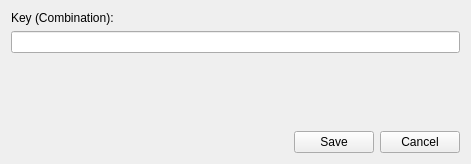
Above: src/keyactioneditwnd.ui from stele95/LinVAM before the change. Below: the same form after it.
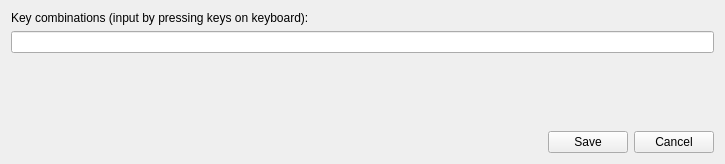
That is the form after the change.

Commit message: make input field read only

```diff
--- a/src/keyactioneditwnd.ui
+++ b/src/keyactioneditwnd.ui
@@ -6,7 +6,7 @@
    <rect>
     <x>0</x>
     <y>0</y>
-    <width>471</width>
+    <width>725</width>
     <height>164</height>
    </rect>
   </property>
@@ -17,7 +17,7 @@
    <item row="0" column="0">
     <widget class="QLabel" name="label">
      <property name="text">
-      <string>Key (Combination):</string>
+      <string>Key combinations (input by pressing keys on keyboard):</string>
      </property>
     </widget>
    </item>
@@ -74,7 +74,14 @@
    <item row="1" column="0">
     <layout class="QHBoxLayout" name="horizontalLayout">
      <item>
-      <widget class="QLineEdit" name="keyEdit"/>
+      <widget class="QLineEdit" name="keyEdit">
+       <property name="enabled">
+        <bool>true</bool>
+       </property>
+       <property name="readOnly">
+        <bool>true</bool>
+       </property>
+      </widget>
      </item>
     </layout>
    </item>
```
The commit also changes 1 other file.
